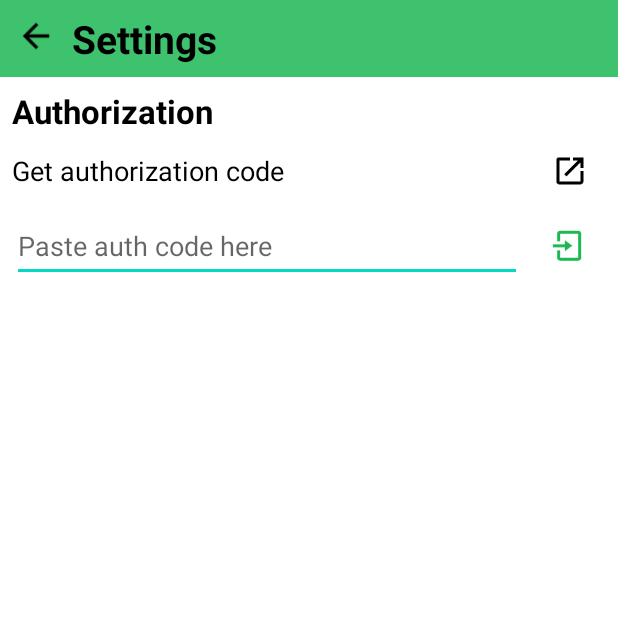
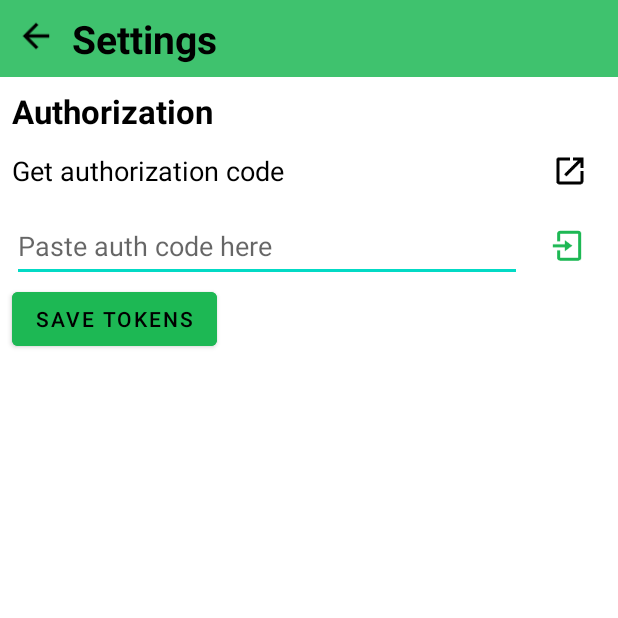
Before and after one commit to NathanCioppa/SpotifyAutoQueue, an Android app: the screen it shows after launch (SettingsActivity), after a tap on "open settings", on a phone screen of 412 x 824 dp, the top half of it. Run offline under Robolectric (Android 15) with nearby library versions, the phone set to English and light mode, and no system bars; libraries missing offline, so code that uses them is left out: com.spotify.android, com.spotify.protocol; 3 statements that could not run were skipped.

Commit message:
tokens should kinda save

```diff
--- a/app/src/main/AndroidManifest.xml
+++ b/app/src/main/AndroidManifest.xml
@@ -1,8 +1,11 @@
 <?xml version="1.0" encoding="utf-8"?>
 <manifest xmlns:android="http://schemas.android.com/apk/res/android"
     xmlns:tools="http://schemas.android.com/tools">
+    <uses-permission android:name="android.permission.WRITE_EXTERNAL_STORAGE"
+        tools:ignore="ScopedStorage" />
 
     <application
+        android:name=".ThisApp"
         android:allowBackup="true"
         android:dataExtractionRules="@xml/data_extraction_rules"
         android:fullBackupContent="@xml/backup_rules"
--- a/app/src/main/java/com/example/spotifyautoqueue/GetApiAccessTokens.java
+++ b/app/src/main/java/com/example/spotifyautoqueue/GetApiAccessTokens.java
@@ -1,10 +1,14 @@
 package com.example.spotifyautoqueue;
 
+import android.annotation.SuppressLint;
+import android.content.Context;
 import android.os.AsyncTask;
 import android.util.Log;
+import android.view.View;
 
 import java.io.BufferedReader;
 import java.io.DataOutputStream;
+import java.io.File;
 import java.io.IOException;
 import java.io.InputStreamReader;
 import java.io.UnsupportedEncodingException;
@@ -60,6 +64,8 @@ public class GetApiAccessTokens extends AsyncTask<String, Void, String> {
             ApiTokens.refreshToken = responseString.substring(responseString.indexOf("refresh_token\":\"") + 16, responseString.indexOf("\",\"scope\""));
             ApiTokens.accessToken = responseString.substring(responseString.indexOf("access_token\":\"") + 15, responseString.indexOf("\",\"token_type\""));
 
+            Log.d("GetApiAccessTokens", "finished");
+
         } catch (Error | UnsupportedEncodingException error) {
             Log.d("ERROR: CLASS ApiTokens, getRefreshAccessToken",error+"");
         } catch (IOException e) {
--- a/app/src/main/java/com/example/spotifyautoqueue/MainActivity.java
+++ b/app/src/main/java/com/example/spotifyautoqueue/MainActivity.java
@@ -12,6 +12,8 @@ import android.content.Intent;
 import android.os.Bundle;
 import android.util.Log;
 import android.view.View;
+
+import java.io.File;
 
 
 public class MainActivity extends AppCompatActivity {
--- /dev/null
+++ b/app/src/main/java/com/example/spotifyautoqueue/ThisApp.java
@@ -0,0 +1,17 @@
+package com.example.spotifyautoqueue;
+
+import android.app.Application;
+
+import java.io.File;
+
+public class ThisApp extends Application {
+    @Override
+    public void onCreate() {
+        super.onCreate();
+        System.out.println("APP LOADED");
+
+        File externalDir = getExternalFilesDir(null);
+        File file = new File(externalDir, "tokens.txt");
+        ApiTokens.getTokens(file);
+    }
+}
--- a/app/src/main/res/layout/activity_settings.xml
+++ b/app/src/main/res/layout/activity_settings.xml
@@ -2,10 +2,10 @@
 <androidx.constraintlayout.widget.ConstraintLayout xmlns:android="http://schemas.android.com/apk/res/android"
     xmlns:app="http://schemas.android.com/apk/res-auto"
     xmlns:tools="http://schemas.android.com/tools"
+    style="@style/background"
     android:layout_width="match_parent"
     android:layout_height="match_parent"
-    tools:context=".SettingsActivity"
-    style="@style/background">
+    tools:context=".SettingsActivity">
 
     <androidx.constraintlayout.widget.ConstraintLayout
         android:id="@+id/constraintLayout2"
@@ -59,6 +59,19 @@
             android:layout_width="match_parent"
             android:layout_height="wrap_content">
 
+            <Button
+                android:id="@+id/saveTokens"
+                style="@style/textColor"
+                android:layout_width="wrap_content"
+                android:layout_height="wrap_content"
+                android:layout_marginStart="8dp"
+                android:backgroundTint="@color/spotify_logo_green"
+                android:text="@string/save_access_tokens"
+                app:layout_constraintBottom_toBottomOf="parent"
+                app:layout_constraintStart_toStartOf="parent"
+                app:layout_constraintTop_toBottomOf="@+id/authSubmitLayout"
+                app:layout_constraintVertical_bias="0.0" />
+
             <TextView
                 android:id="@+id/authorizationTitle"
                 style="@style/textColor"
@@ -107,6 +120,7 @@
                     app:layout_constraintTop_toTopOf="parent"
                     app:srcCompat="@drawable/icons8_enter_96___"
                     app:tint="@color/spotify_logo_green" />
+
             </androidx.constraintlayout.widget.ConstraintLayout>
 
             <androidx.constraintlayout.widget.ConstraintLayout
@@ -134,16 +148,17 @@
 
                 <ImageView
                     android:id="@+id/imageView2"
+                    style="@style/textColor"
                     android:layout_width="48dp"
                     android:layout_height="48dp"
                     android:scaleX="0.5"
                     android:scaleY="0.5"
-                    style="@style/textColor"
                     app:layout_constraintBottom_toBottomOf="parent"
                     app:layout_constraintEnd_toEndOf="parent"
                     app:layout_constraintTop_toTopOf="parent"
                     app:srcCompat="@drawable/icons8_external_link_96___" />
             </androidx.constraintlayout.widget.ConstraintLayout>
+
         </androidx.constraintlayout.widget.ConstraintLayout>
     </ScrollView>
 
--- a/app/src/main/res/values/strings.xml
+++ b/app/src/main/res/values/strings.xml
@@ -11,4 +11,5 @@
     <string name="authorization_title">Authorization</string>
     <string name="get_auth_code_label">Get authorization code</string>
     <string name="input_auth_hint">Paste auth code here</string>
+    <string name="save_access_tokens">Save tokens</string>
 </resources>
```
Also changed, not shown: app/src/main/java/com/example/spotifyautoqueue/ApiTokens.java (+41 -0 lines), app/src/main/java/com/example/spotifyautoqueue/GetQueue.java (+2 -9 lines), app/src/main/java/com/example/spotifyautoqueue/SettingsActivity.java (+13 -1 lines).
